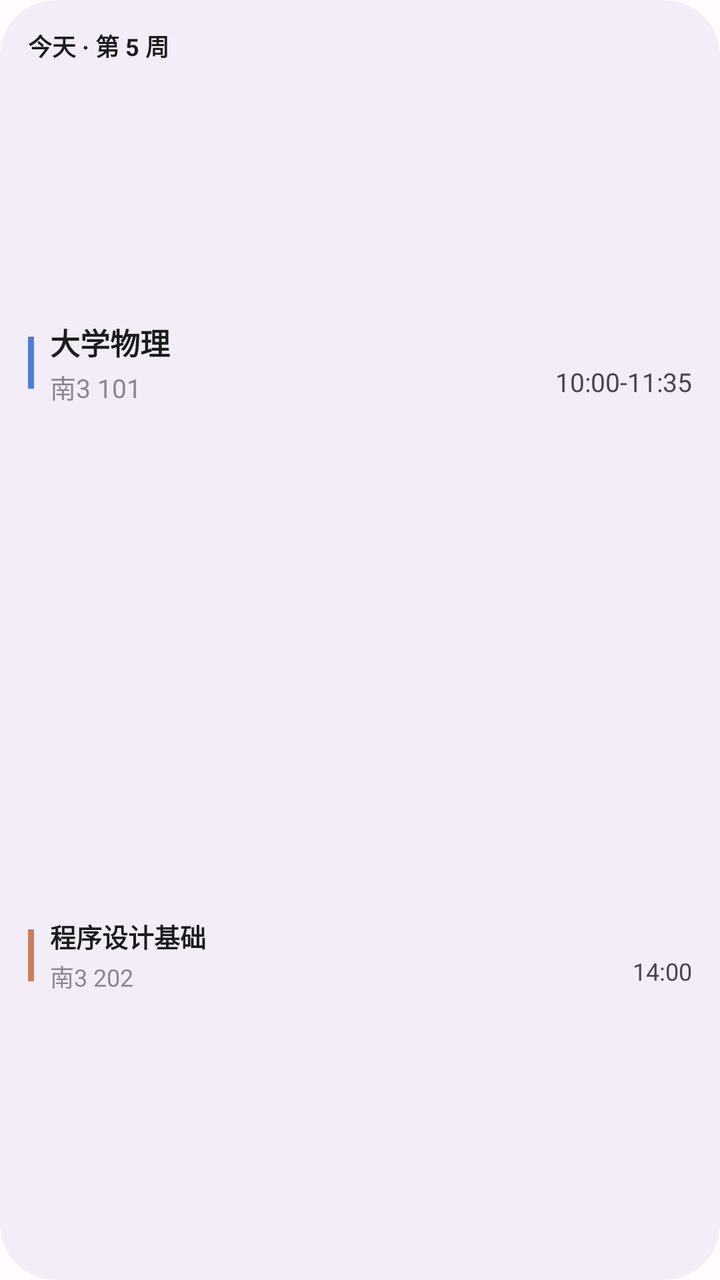
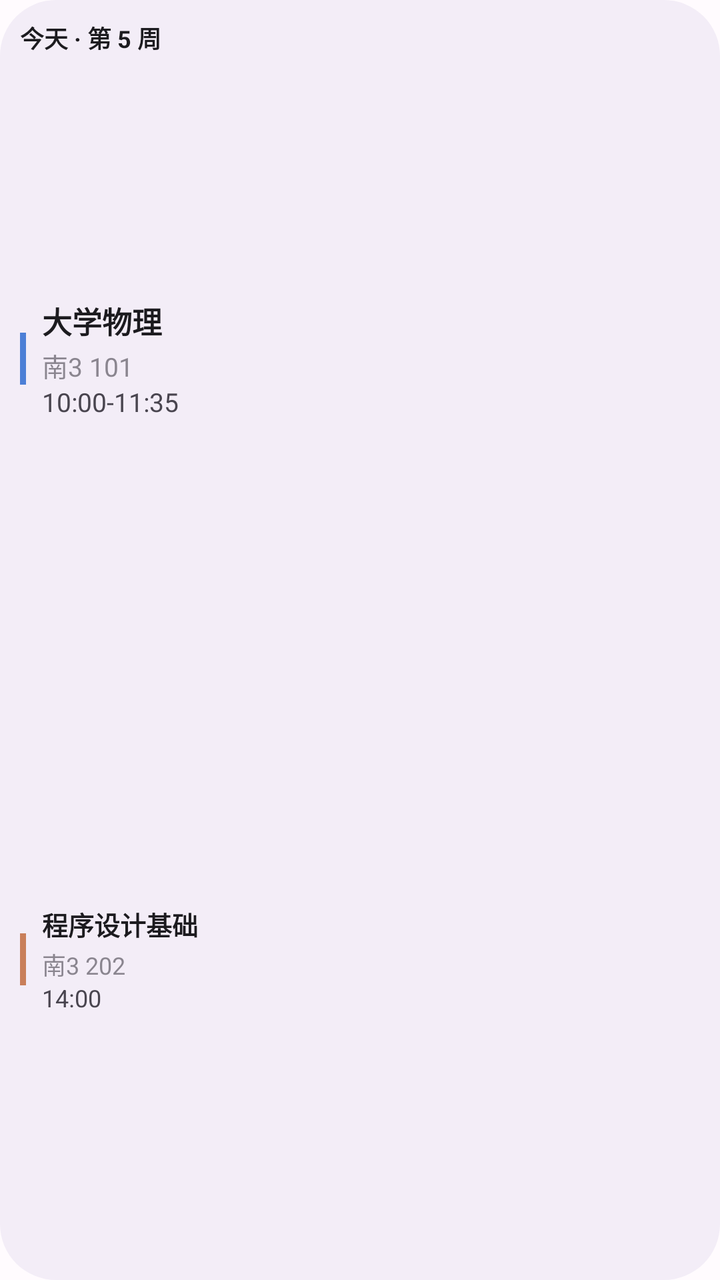

Compare the two renders of this Android layout. The source of the first and the diff that turns it into the second are given below.
<!-- AndroidManifest.xml: application theme Theme.ZZUPocket -->
<!-- res/layout/widget_next_class_preview.xml -->
<?xml version="1.0" encoding="utf-8"?>
<LinearLayout xmlns:android="http://schemas.android.com/apk/res/android"
    android:layout_width="match_parent"
    android:layout_height="match_parent"
    android:background="@drawable/widget_bg"
    android:orientation="vertical"
    android:padding="@dimen/widget_pad">

    
    <TextView
        android:layout_width="match_parent"
        android:layout_height="wrap_content"
        android:includeFontPadding="false"
        android:maxLines="1"
        android:text="@string/widget_preview_next_header"
        android:textColor="@color/widget_text"
        android:textSize="@dimen/widget_col_header"
        android:textStyle="bold" />

    
    <LinearLayout
        android:layout_width="match_parent"
        android:layout_height="0dp"
        android:layout_marginTop="@dimen/widget_gap_xs"
        android:layout_weight="1"
        android:baselineAligned="false"
        android:gravity="center_vertical"
        android:orientation="horizontal">

        <TextView
            android:layout_width="@dimen/widget_bar_w"
            android:layout_height="@dimen/widget_bar_h"
            android:background="#4C7FD6" />

        <LinearLayout
            android:layout_width="0dp"
            android:layout_height="wrap_content"
            android:layout_marginStart="@dimen/widget_gap"
            android:layout_weight="1"
            android:orientation="vertical">

            <TextView
                android:layout_width="match_parent"
                android:layout_height="wrap_content"
                android:includeFontPadding="false"
                android:maxLines="1"
                android:text="@string/widget_preview_next_name"
                android:textColor="@color/widget_text"
                android:textSize="15dp"
                android:textStyle="bold" />

            <LinearLayout
                android:layout_width="match_parent"
                android:layout_height="wrap_content"
                android:layout_marginTop="@dimen/widget_gap_xs"
                android:baselineAligned="false"
                android:orientation="horizontal">

                <TextView
                    android:layout_width="0dp"
                    android:layout_height="wrap_content"
                    android:layout_weight="1"
                    android:includeFontPadding="false"
                    android:maxLines="1"
                    android:text="@string/widget_preview_next_place"
                    android:textColor="@color/widget_text_hint"
                    android:textSize="13dp" />

                <TextView
                    android:layout_width="wrap_content"
                    android:layout_height="wrap_content"
                    android:layout_marginStart="6dp"
                    android:includeFontPadding="false"
                    android:maxLines="1"
                    android:text="@string/widget_preview_next_range"
                    android:textColor="@color/widget_text_dim"
                    android:textSize="13dp" />
            </LinearLayout>
        </LinearLayout>
    </LinearLayout>

    
    <LinearLayout
        android:layout_width="match_parent"
        android:layout_height="0dp"
        android:layout_weight="1"
        android:baselineAligned="false"
        android:gravity="center_vertical"
        android:orientation="horizontal">

        <TextView
            android:layout_width="@dimen/widget_bar_w"
            android:layout_height="@dimen/widget_bar_h"
            android:background="#C97F5A" />

        <LinearLayout
            android:layout_width="0dp"
            android:layout_height="wrap_content"
            android:layout_marginStart="@dimen/widget_gap"
            android:layout_weight="1"
            android:orientation="vertical">

            <TextView
                android:layout_width="match_parent"
                android:layout_height="wrap_content"
                android:includeFontPadding="false"
                android:maxLines="1"
                android:text="程序设计基础"
                android:textColor="@color/widget_text"
                android:textSize="13dp"
                android:textStyle="bold" />

            <LinearLayout
                android:layout_width="match_parent"
                android:layout_height="wrap_content"
                android:layout_marginTop="@dimen/widget_gap_xs"
                android:baselineAligned="false"
                android:orientation="horizontal">

                <TextView
                    android:layout_width="0dp"
                    android:layout_height="wrap_content"
                    android:layout_weight="1"
                    android:includeFontPadding="false"
                    android:maxLines="1"
                    android:text="南3 202"
                    android:textColor="@color/widget_text_hint"
                    android:textSize="12dp" />

                <TextView
                    android:layout_width="wrap_content"
                    android:layout_height="wrap_content"
                    android:layout_marginStart="6dp"
                    android:includeFontPadding="false"
                    android:maxLines="1"
                    android:text="14:00"
                    android:textColor="@color/widget_text_dim"
                    android:textSize="12dp" />
            </LinearLayout>
        </LinearLayout>
    </LinearLayout>
</LinearLayout>
<!-- resources referenced by this layout -->
<resources>
  <color name="widget_text">#1C1B1F</color>
  <color name="widget_text_dim">#49454F</color>
  <color name="widget_text_hint">#9E49454F</color>
  <dimen name="widget_bar_h">26dp</dimen>
  <dimen name="widget_bar_w">3dp</dimen>
  <dimen name="widget_col_header">12dp</dimen>
  <dimen name="widget_gap">8dp</dimen>
  <dimen name="widget_gap_xs">2dp</dimen>
  <dimen name="widget_pad">14dp</dimen>
  <!-- drawable widget_bg (drawable) -->
  <?xml version="1.0" encoding="utf-8"?>
  <shape xmlns:android="http://schemas.android.com/apk/res/android"
      android:shape="rectangle">
      <solid android:color="@color/widget_bg" />
      <corners android:radius="@dimen/widget_corner" />
  </shape>
  <string name="widget_preview_next_header">今天 · 第 5 周</string>
  <string name="widget_preview_next_name">大学物理</string>
  <string name="widget_preview_next_place">南3 101</string>
  <string name="widget_preview_next_range">10:00-11:35</string>
  <style name="Theme.ZZUPocket" parent="android:Theme.Material.Light.NoActionBar">
          <item name="android:windowBackground">@color/window_background</item>
      </style>
  <color name="widget_bg">#F3EDF7</color>
  <dimen name="widget_corner">@android:dimen/system_app_widget_background_radius</dimen>
  <color name="window_background">#FFFBFE</color>
</resources>

<!-- the commit's change to res/layout/widget_next_class_preview.xml (unified diff, before → after) -->
@@ -4,7 +4,7 @@
     android:layout_height="match_parent"
     android:background="@drawable/widget_bg"
     android:orientation="vertical"
-    android:padding="@dimen/widget_pad">
+    android:padding="10dp">
 
     
     <TextView
@@ -49,33 +49,25 @@
                 android:textSize="15dp"
                 android:textStyle="bold" />
 
-            <LinearLayout
+            <TextView
                 android:layout_width="match_parent"
                 android:layout_height="wrap_content"
                 android:layout_marginTop="@dimen/widget_gap_xs"
-                android:baselineAligned="false"
-                android:orientation="horizontal">
+                android:includeFontPadding="false"
+                android:maxLines="1"
+                android:text="@string/widget_preview_next_place"
+                android:textColor="@color/widget_text_hint"
+                android:textSize="13dp" />
 
-                <TextView
-                    android:layout_width="0dp"
-                    android:layout_height="wrap_content"
-                    android:layout_weight="1"
-                    android:includeFontPadding="false"
-                    android:maxLines="1"
-                    android:text="@string/widget_preview_next_place"
-                    android:textColor="@color/widget_text_hint"
-                    android:textSize="13dp" />
-
-                <TextView
-                    android:layout_width="wrap_content"
-                    android:layout_height="wrap_content"
-                    android:layout_marginStart="6dp"
-                    android:includeFontPadding="false"
-                    android:maxLines="1"
-                    android:text="@string/widget_preview_next_range"
-                    android:textColor="@color/widget_text_dim"
-                    android:textSize="13dp" />
-            </LinearLayout>
+            <TextView
+                android:layout_width="match_parent"
+                android:layout_height="wrap_content"
+                android:layout_marginTop="@dimen/widget_gap_xs"
+                android:includeFontPadding="false"
+                android:maxLines="1"
+                android:text="@string/widget_preview_next_range"
+                android:textColor="@color/widget_text_dim"
+                android:textSize="13dp" />
         </LinearLayout>
     </LinearLayout>
 
@@ -110,33 +102,25 @@
                 android:textSize="13dp"
                 android:textStyle="bold" />
 
-            <LinearLayout
+            <TextView
                 android:layout_width="match_parent"
                 android:layout_height="wrap_content"
                 android:layout_marginTop="@dimen/widget_gap_xs"
-                android:baselineAligned="false"
-                android:orientation="horizontal">
+                android:includeFontPadding="false"
+                android:maxLines="1"
+                android:text="南3 202"
+                android:textColor="@color/widget_text_hint"
+                android:textSize="12dp" />
 
-                <TextView
-                    android:layout_width="0dp"
-                    android:layout_height="wrap_content"
-                    android:layout_weight="1"
-                    android:includeFontPadding="false"
-                    android:maxLines="1"
-                    android:text="南3 202"
-                    android:textColor="@color/widget_text_hint"
-                    android:textSize="12dp" />
-
-                <TextView
-                    android:layout_width="wrap_content"
-                    android:layout_height="wrap_content"
-                    android:layout_marginStart="6dp"
-                    android:includeFontPadding="false"
-                    android:maxLines="1"
-                    android:text="14:00"
-                    android:textColor="@color/widget_text_dim"
-                    android:textSize="12dp" />
-            </LinearLayout>
+            <TextView
+                android:layout_width="match_parent"
+                android:layout_height="wrap_content"
+                android:layout_marginTop="@dimen/widget_gap_xs"
+                android:includeFontPadding="false"
+                android:maxLines="1"
+                android:text="14:00"
+                android:textColor="@color/widget_text_dim"
+                android:textSize="12dp" />
         </LinearLayout>
     </LinearLayout>
 </LinearLayout>
<!-- resource entries referenced after the edit -->
@@ -8,7 +8,6 @@
   <dimen name="widget_col_header">12dp</dimen>
   <dimen name="widget_gap">8dp</dimen>
   <dimen name="widget_gap_xs">2dp</dimen>
-  <dimen name="widget_pad">14dp</dimen>
   <!-- drawable widget_bg (drawable) -->
   <?xml version="1.0" encoding="utf-8"?>
   <shape xmlns:android="http://schemas.android.com/apk/res/android"
